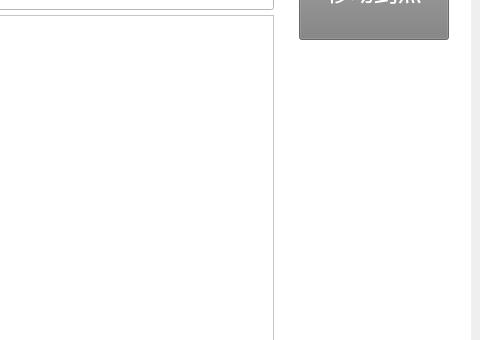
Above: res/mainwindow.ui from kid7995/SWR_MRG before the change; both pictures show x 800 to 1280 and y 194 to 534 of the 1280 by 800 pixel window. Below: the same form after it.
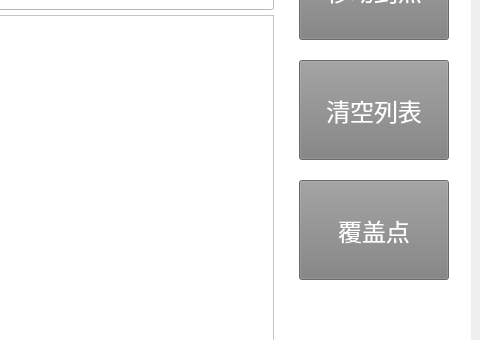
That is the form after the change. The open tabs and pages were chosen to show the change. Icons and pictures are not drawn. Custom widgets are drawn as their Qt base class.

Commit message: add: 清空、覆盖历史点功能

```diff
--- a/res/mainwindow.ui
+++ b/res/mainwindow.ui
@@ -1658,6 +1658,56 @@
          <string>停止</string>
         </property>
        </widget>
+       <widget class="QPushButton" name="btnClearHistory">
+        <property name="enabled">
+         <bool>false</bool>
+        </property>
+        <property name="geometry">
+         <rect>
+          <x>1090</x>
+          <y>170</y>
+          <width>150</width>
+          <height>100</height>
+         </rect>
+        </property>
+        <property name="font">
+         <font>
+          <pointsize>18</pointsize>
+         </font>
+        </property>
+        <property name="styleSheet">
+         <string notr="true">background-color: grey;
+color: rgb(255, 255, 255);</string>
+        </property>
+        <property name="text">
+         <string>清空列表</string>
+        </property>
+       </widget>
+       <widget class="QPushButton" name="btnCoverPoint">
+        <property name="enabled">
+         <bool>false</bool>
+        </property>
+        <property name="geometry">
+         <rect>
+          <x>1090</x>
+          <y>290</y>
+          <width>150</width>
+          <height>100</height>
+         </rect>
+        </property>
+        <property name="font">
+         <font>
+          <pointsize>18</pointsize>
+         </font>
+        </property>
+        <property name="styleSheet">
+         <string notr="true">background-color: grey;
+color: rgb(255, 255, 255);</string>
+        </property>
+        <property name="text">
+         <string>覆盖点</string>
+        </property>
+       </widget>
       </widget>
       <widget class="QWidget" name="page_4">
        <widget class="QPushButton" name="btnSettingReturn">
```
The commit also changes 4 other files.
